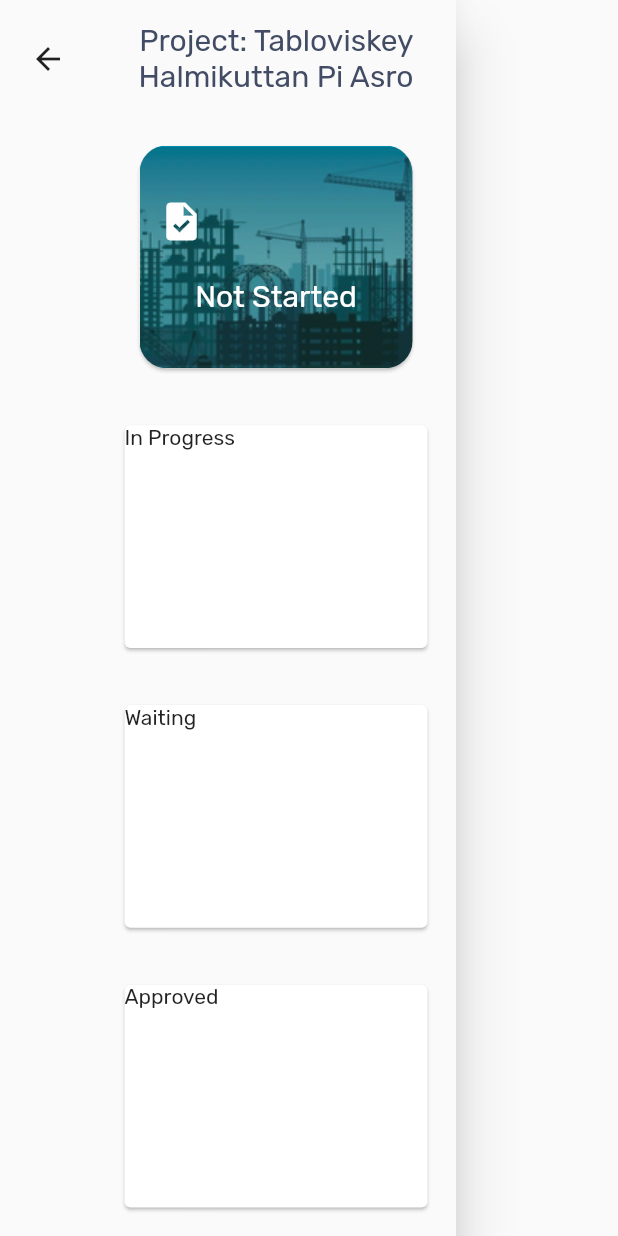
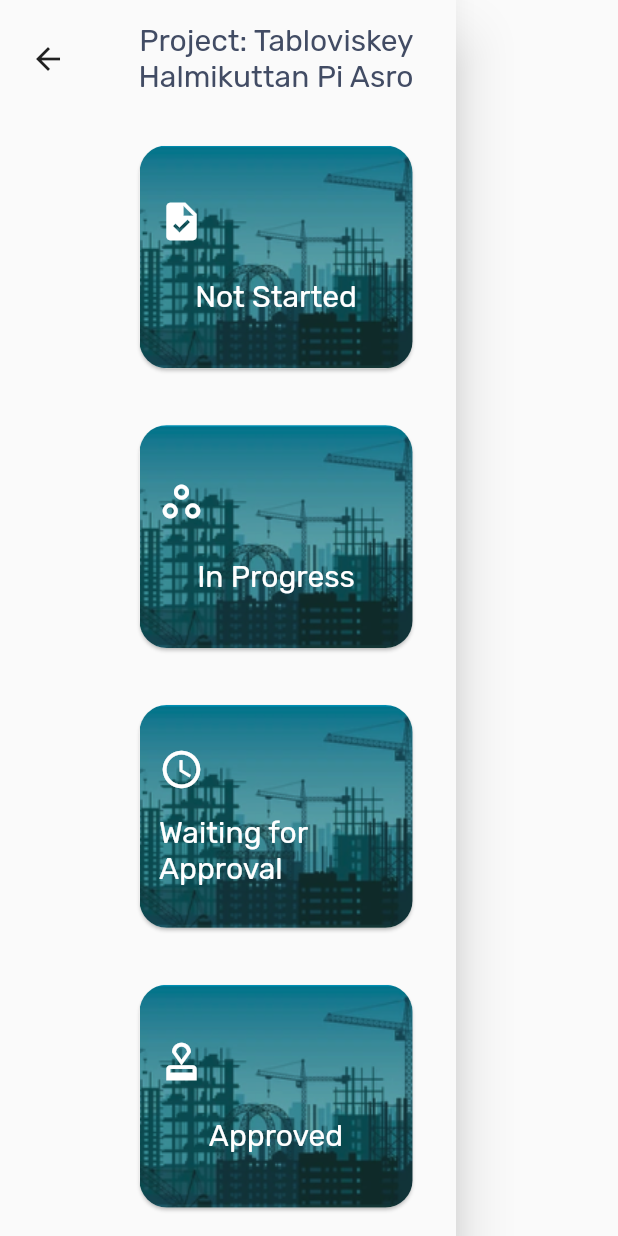
Before and after one commit to airPMP/airpmp-mobility, a Flutter app: the CustomDrawer widget shown alone on an empty page, opened directly, on a phone screen of 412 x 824 dp. Run offline on Flutter 3.47's test engine with Material 2 defaults, Android fonts, the light colour scheme and no system bars; our stand-ins replace bloc, flutter_svg, sizer; network calls fail; project files that could hold a hidden picture were left out.

Commit message:
improved drawer added navigation

```diff
--- a/lib/screens_new/tab screens/tabActualEmployees.dart
+++ b/lib/screens_new/tab screens/tabActualEmployees.dart
@@ -92,6 +92,9 @@ class TabActualEmployees extends StatelessWidget {
             TableElement("CPI", flex: 40),
           ], elements: [
             SimpleTableElement(
+              onTap: () {
+                Navigator.pushNamed(context, "job_Card_Screen");
+              },
               datas: [
                 TableValueElement("3.1.2"),
                 TableValueElement("2019-10-09"),
@@ -105,6 +108,9 @@ class TabActualEmployees extends StatelessWidget {
               ],
             ),
             SimpleTableElement(
+              onTap: () {
+                Navigator.pushNamed(context, "job_Card_Screen");
+              },
               datas: [
                 TableValueElement("3.1.2"),
                 TableValueElement("2019-10-09"),
--- a/lib/screens_new/tab screens/tabJobScreen.dart
+++ b/lib/screens_new/tab screens/tabJobScreen.dart
@@ -169,6 +169,9 @@ class TabJobScreen extends StatelessWidget {
                 TableElement("CPI", flex: 40),
               ], elements: [
                 SimpleTableElement(
+                  onTap: () {
+                    Navigator.pushNamed(context, "job_Card_Screen");
+                  },
                   datas: [
                     TableValueElement("3.1.2"),
                     TableValueElement("2019-10-09"),
@@ -182,6 +185,9 @@ class TabJobScreen extends StatelessWidget {
                   ],
                 ),
                 SimpleTableElement(
+                  onTap: () {
+                    Navigator.pushNamed(context, "job_Card_Screen");
+                  },
                   datas: [
                     TableValueElement("3.1.2"),
                     TableValueElement("2019-10-09"),
--- a/lib/screens_new/tab screens/tabMainScreen.dart
+++ b/lib/screens_new/tab screens/tabMainScreen.dart
@@ -106,6 +106,9 @@ class TabMainScreen extends StatelessWidget {
             TableElement("CPI", flex: 40),
           ], elements: [
             SimpleTableElement(
+              onTap: () {
+                Navigator.pushNamed(context, "job_Card_Screen");
+              },
               datas: [
                 TableValueElement("3.1.2"),
                 TableValueElement("2019-10-09"),
@@ -119,6 +122,9 @@ class TabMainScreen extends StatelessWidget {
               ],
             ),
             SimpleTableElement(
+              onTap: () {
+                Navigator.pushNamed(context, "job_Card_Screen");
+              },
               datas: [
                 TableValueElement("3.1.2"),
                 TableValueElement("2019-10-09"),
--- a/lib/utilities/constants/enums.dart
+++ b/lib/utilities/constants/enums.dart
@@ -1,3 +1,5 @@
 import 'package:flutter/material.dart';
 
 enum Stage { Not_Started, In_Progress, Waiting, Approved }
+
+enum Resource { Employee, Equipment }
--- a/lib/utilities/widgets/components/stageCard.dart
+++ b/lib/utilities/widgets/components/stageCard.dart
@@ -1,9 +1,9 @@
 import 'package:flutter/material.dart';
 
 class StageCard extends StatelessWidget {
-  final Icon icon;
-  final Text text;
-  final Function onPressed;
+  final IconData icon;
+  final String text;
+  final VoidCallback onPressed;
   const StageCard(
       {Key? key,
       required this.icon,
@@ -17,9 +17,11 @@ class StageCard extends StatelessWidget {
       padding: const EdgeInsets.symmetric(horizontal: 25, vertical: 15.0),
       child: AspectRatio(
         aspectRatio: 1.4,
+        child: InkWell(
+          onTap: onPressed,
           child: Card(
-            shape:
-                RoundedRectangleBorder(borderRadius: BorderRadius.circular(18)),
+              shape: RoundedRectangleBorder(
+                  borderRadius: BorderRadius.circular(18)),
               child: Container(
                 decoration: BoxDecoration(
                     borderRadius: BorderRadius.circular(18),
@@ -33,15 +35,16 @@ class StageCard extends StatelessWidget {
                     children: [
                       Align(
                         alignment: Alignment.centerLeft,
-                      child: Icon(Icons.task, size: 30, color: Colors.white),
+                        child: Icon(icon, size: 30, color: Colors.white),
                       ),
-                    Text("Not Started",
+                      Text(text,
                           style: TextStyle(color: Colors.white, fontSize: 20)),
                     ],
                   ),
                 ),
               )),
         ),
+      ),
     );
   }
 }
--- a/lib/utilities/widgets/drawer.dart
+++ b/lib/utilities/widgets/drawer.dart
@@ -34,32 +34,33 @@ class CustomDrawer extends StatelessWidget {
                 ),
                 Expanded(
                     child: StageCard(
-                        icon: Icon(Icons.task),
-                        onPressed: () {},
-                        text: Text("Not Started"))),
+                        icon: Icons.task,
+                        onPressed: () {
+                          Navigator.pushNamed(context, "not_Started_Screen");
+                        },
+                        text: "Not Started")),
                 Expanded(
-                  child: Padding(
-                    padding: const EdgeInsets.all(15.0),
-                    child: Card(
-                      child: Text("In Progress"),
-                    ),
-                  ),
-                ),
+                    child: StageCard(
+                        icon: Icons.workspaces_outline,
+                        onPressed: () {
+                          Navigator.pushNamed(context, "in_Progress_Screen");
+                        },
+                        text: "In Progress")),
                 Expanded(
-                  child: Padding(
-                    padding: const EdgeInsets.all(15.0),
-                    child: Card(
-                      child: Text("Waiting"),
-                    ),
-                  ),
-                ),
+                    child: StageCard(
+                        icon: Icons.access_time,
+                        onPressed: () {
+                          Navigator.pushNamed(
+                              context, "waiting_For_Approval_Screen");
+                        },
+                        text: "Waiting for Approval")),
                 Expanded(
-                  child: Padding(
-                      padding: const EdgeInsets.all(15.0),
-                      child: Card(
-                        child: Text("Approved"),
-                      )),
-                ),
+                    child: StageCard(
+                        icon: Icons.approval,
+                        onPressed: () {
+                          Navigator.pushNamed(context, "approved_Screen");
+                        },
+                        text: "Approved")),
               ],
             ),
           ),
```
Also changed, not shown: lib/main.dart (+15 -3 lines), lib/screens_new/actualEmployees.dart (+10 -4 lines), lib/screens_new/login.dart (+4 -3 lines), lib/utilities/widgets/simpleTable.dart (+10 -4 lines), lib/utilities/widgets/tabSideNavMenu.dart (+4 -12 lines). Lines whose indentation alone changed are shown as unchanged.
